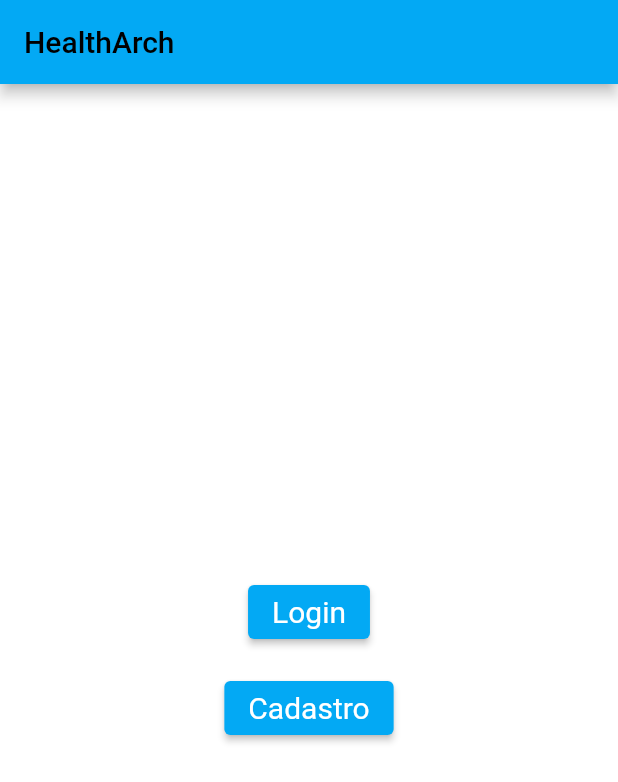
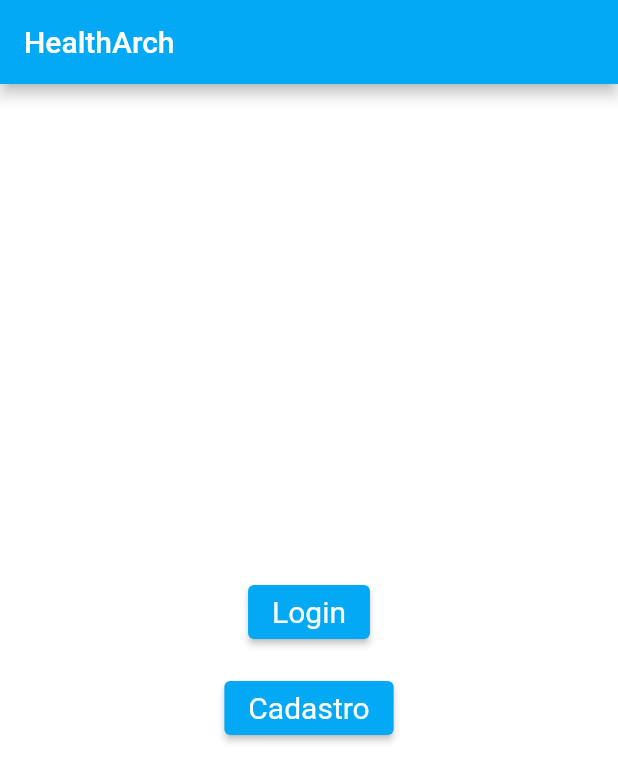
Before and after one commit to GABRIEL-ASSYS/HealthArch-Flutter-2.0, a Flutter app: the screen it shows after launch, on a phone screen of 412 x 824 dp. Shown: the top 782 px of the screen. Run offline on Flutter 3.47's test engine with Material 2 defaults, Android fonts, the phone set to English and light mode, and no system bars; our stand-ins replace cloud_firestore, firebase_auth, firebase_core; accounts and stored records are empty.

Commit message:
Update home_screen.dart

```diff
--- a/lib/screens/Home/home_screen.dart
+++ b/lib/screens/Home/home_screen.dart
@@ -14,7 +14,10 @@ class HomeScreenState extends State<HomeScreen> {
   Widget build(BuildContext context) {
     return Scaffold(
       appBar: AppBar(
-        title: const Text('HealthArch'),
+        title: const Text(
+          'HealthArch',
+          style: TextStyle(color: Colors.white),
+        ),
       ),
       body: Center(
         child: Column(
```
